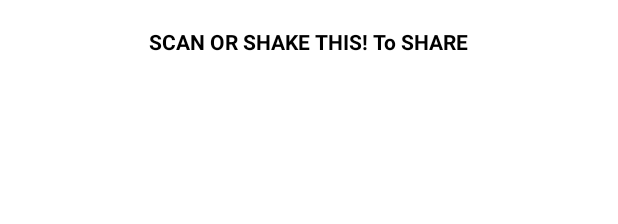
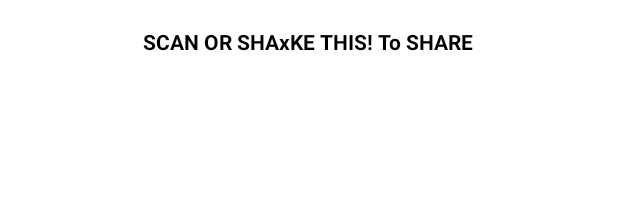
Before and after one commit to gptshubham595/Medical, an Android app: the layout activity_generator.xml on its own in the app's theme, with its tools: preview values and no code run, on a phone screen of 412 x 824 dp. Shown: the top 224 px of the screen. Run offline under Robolectric (Android 15) with nearby library versions, the phone set to English and light mode, and no system bars.

Commit message:
Update UI DESIGN

```diff
--- a/app/src/main/res/layout/dialog_scan_import.xml
+++ b/app/src/main/res/layout/dialog_scan_import.xml
@@ -21,7 +21,7 @@
             android:layout_weight="1"
             android:textColor="#ffffff"
             android:background="@drawable/shape"
-            android:backgroundTint="#3F51B5"
+            android:backgroundTint="@color/colorPrimaryDark"
             android:layout_height="wrap_content"/>
         <TextView
             android:layout_width="wrap_content"
--- a/app/src/main/res/values/strings.xml
+++ b/app/src/main/res/values/strings.xml
@@ -12,5 +12,5 @@
     <string name="name">NAME</string>
     <string name="age">Age</string>
     <string name="or_say_this_code">OR SAY THIS CODE</string>
-    <string name="scan_this_to_share">SCAN OR SHAKE THIS! To SHARE </string>
+    <string name="scan_this_to_share">SCAN OR SHAxKE THIS! To SHARE </string>
 </resources>
```
